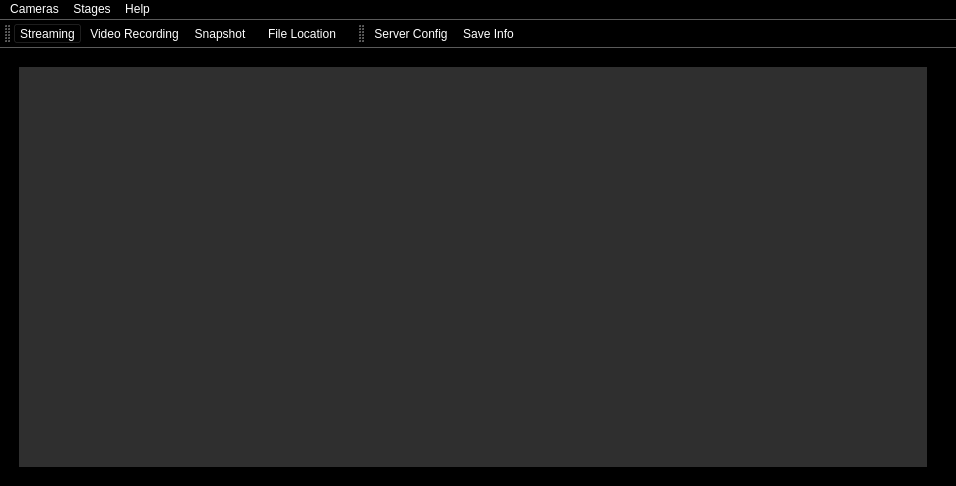
Above: ui/mainWindow.ui from AllenNeuralDynamics/parallax before the change. Below: the same form after it.
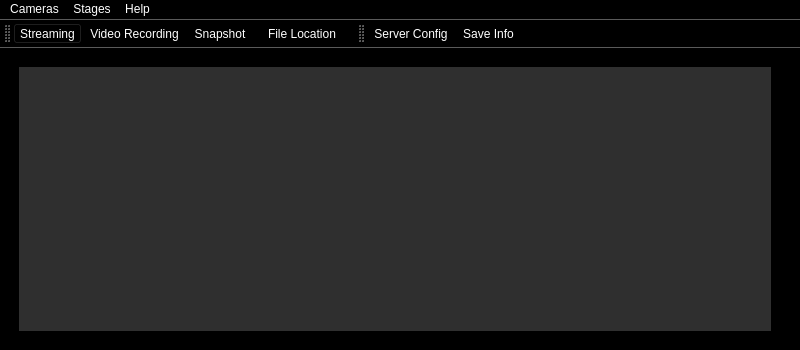
That is the form after the change. Icons and pictures are not drawn.

Commit message: Make Scrollable for the central widget mdiArea

```diff
--- a/ui/mainWindow.ui
+++ b/ui/mainWindow.ui
@@ -6,7 +6,7 @@
    <rect>
     <x>0</x>
     <y>0</y>
-    <width>956</width>
+    <width>800</width>
     <height>350</height>
    </rect>
   </property>
@@ -67,8 +67,8 @@
        <widget class="QMdiArea" name="mdiArea">
         <property name="minimumSize">
          <size>
-          <width>100</width>
-          <height>400</height>
+          <width>0</width>
+          <height>0</height>
          </size>
         </property>
         <property name="styleSheet">
@@ -97,7 +97,7 @@
     <rect>
      <x>0</x>
      <y>0</y>
-     <width>956</width>
+     <width>800</width>
      <height>21</height>
     </rect>
    </property>
```
The commit also changes 1 other file.
